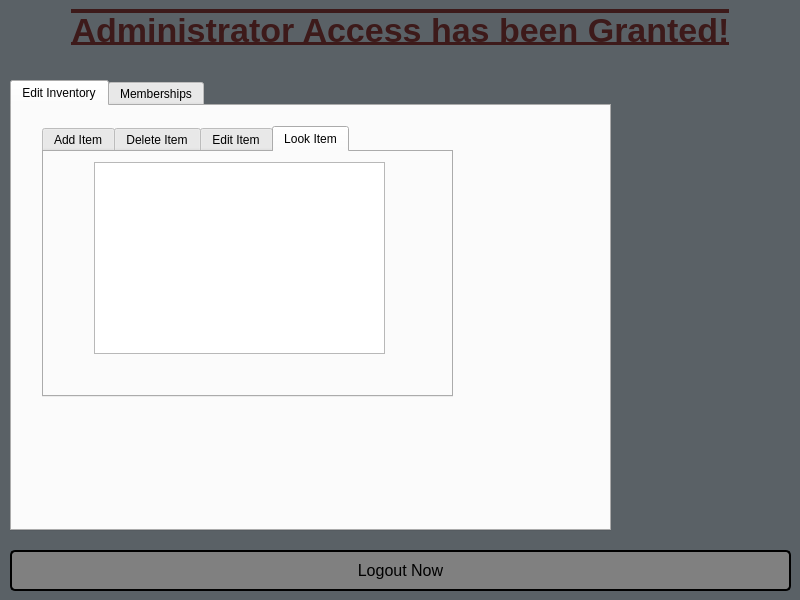
Before: the Qt Designer form CS1C_BulkClub/administratorwindow.ui in BlankMKB/CS1C-Group-Project-1, drawn with Qt 5.
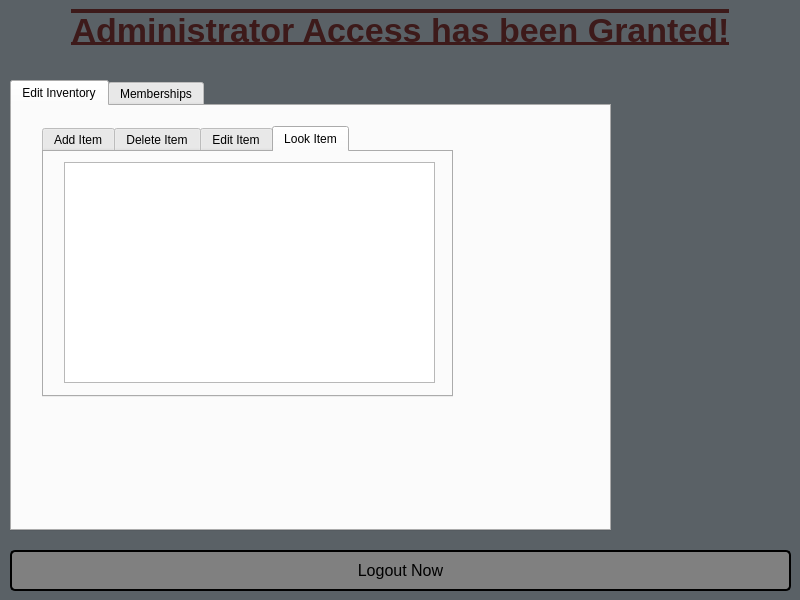
After: the same form once the commit is applied. The open tabs and pages were chosen to show the change.

Patch:
```diff
--- a/CS1C_BulkClub/administratorwindow.ui
+++ b/CS1C_BulkClub/administratorwindow.ui
@@ -212,10 +212,10 @@
       <widget class="QListWidget" name="itemlist">
        <property name="geometry">
         <rect>
-         <x>50</x>
+         <x>20</x>
          <y>10</y>
-         <width>291</width>
-         <height>192</height>
+         <width>371</width>
+         <height>221</height>
         </rect>
        </property>
       </widget>
```
Left out of the diff: 8 changed lines with no effect on the pictures.
